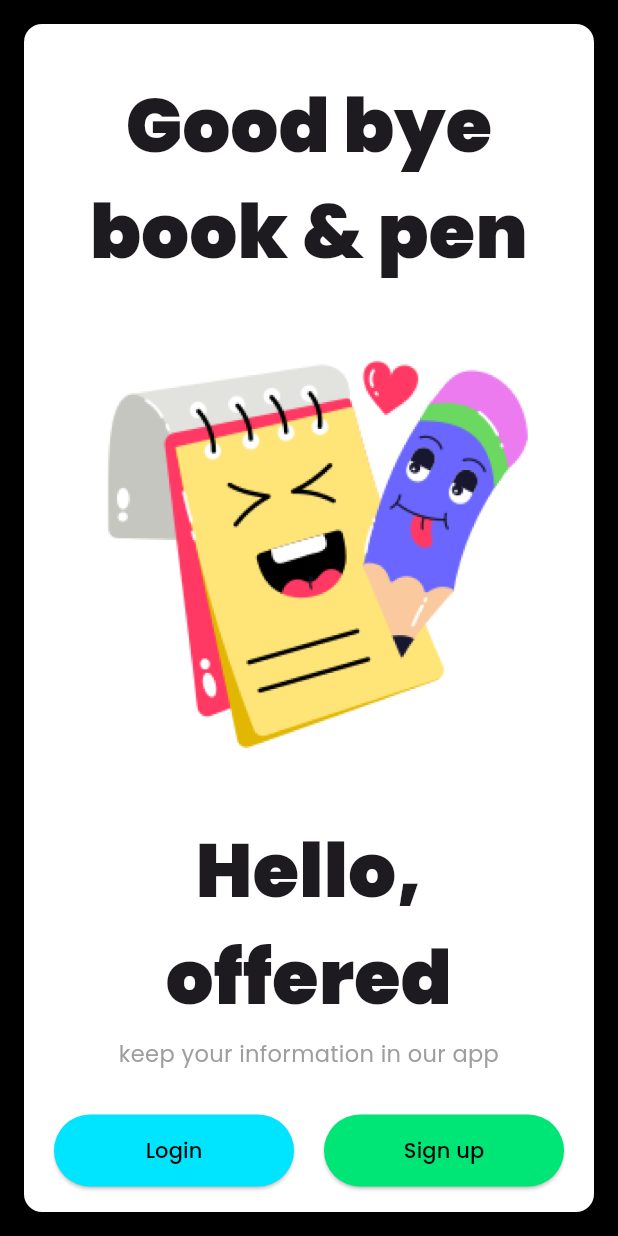
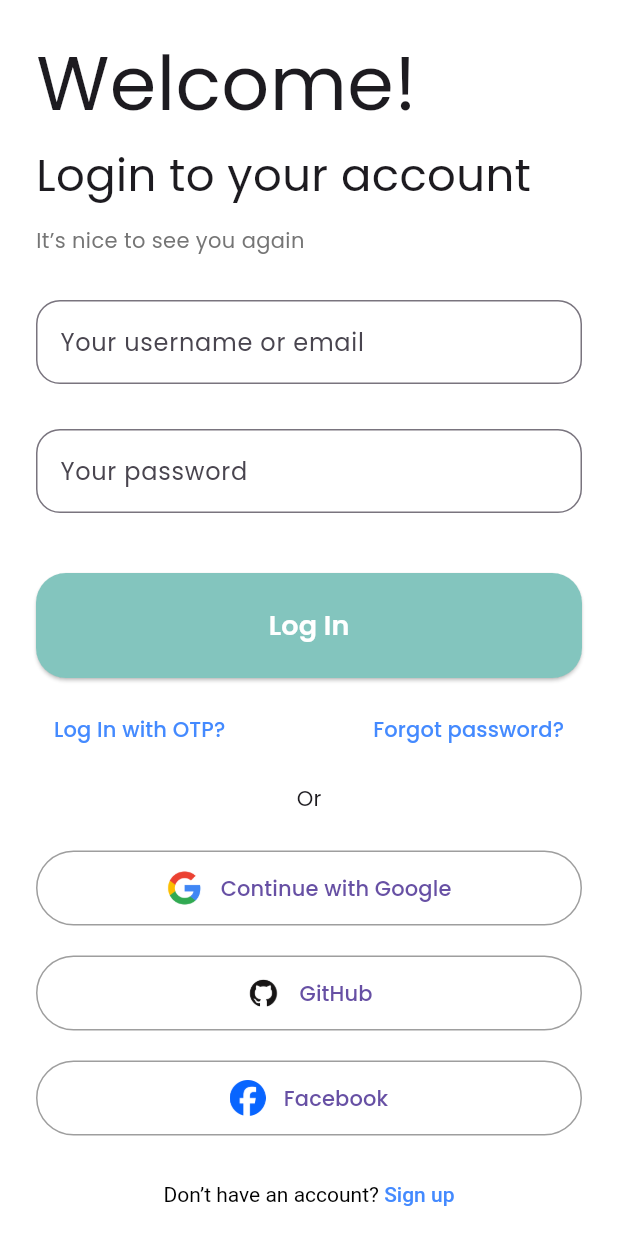
Before and after one commit to Balaji2327/Notes, a Flutter app: the screen it shows after launch, after a tap on "Login", on a phone screen of 412 x 824 dp. Run offline on Flutter 3.47's test engine with Material 3 defaults, Android fonts, the phone set to English and light mode, and no system bars.

Commit message:
Login and SignUp updated

```diff
--- a/lib/OnboardingScreen.dart
+++ b/lib/OnboardingScreen.dart
@@ -1,4 +1,6 @@
 import 'package:flutter/material.dart';
+import 'loginScreen.dart';
+import 'signUpScreen.dart';
 
 class OnboardingScreen extends StatelessWidget {
   const OnboardingScreen({super.key});
@@ -70,7 +72,14 @@ class OnboardingScreen extends StatelessWidget {
                             ),
                             padding: const EdgeInsets.symmetric(vertical: 14),
                           ),
-                          onPressed: () {},
+                          onPressed: () {
+                            Navigator.push(
+                              context,
+                              MaterialPageRoute(
+                                builder: (context) => const LoginScreen(),
+                              ),
+                            );
+                          },
                           child: const Text('Login'),
                         ),
                       ),
@@ -85,7 +94,14 @@ class OnboardingScreen extends StatelessWidget {
                             ),
                             padding: const EdgeInsets.symmetric(vertical: 14),
                           ),
-                          onPressed: () {},
+                          onPressed: () {
+                            Navigator.push(
+                              context,
+                              MaterialPageRoute(
+                                builder: (context) => const SignupScreen(),
+                              ),
+                            );
+                          },
                           child: const Text('Sign up'),
                         ),
                       ),
--- /dev/null
+++ b/lib/loginScreen.dart
@@ -0,0 +1,196 @@
+import 'package:flutter/material.dart';
+import 'package:flutter/gestures.dart';
+import 'signUpScreen.dart';
+
+class LoginScreen extends StatelessWidget {
+  const LoginScreen({super.key});
+
+  @override
+  Widget build(BuildContext context) {
+    return Scaffold(
+      backgroundColor: Colors.white,
+      body: SafeArea(
+        child: Padding(
+          padding: const EdgeInsets.symmetric(horizontal: 24.0),
+          child: Column(
+            crossAxisAlignment: CrossAxisAlignment.start,
+            children: [
+              const SizedBox(height: 20),
+              const Text(
+                'Welcome!',
+                style: TextStyle(fontSize: 50, fontWeight: FontWeight.normal),
+              ),
+              const SizedBox(height: 4),
+              const Text(
+                'Login to your account',
+                style: TextStyle(fontSize: 30, fontWeight: FontWeight.normal),
+              ),
+              const SizedBox(height: 12),
+              Text(
+                'It’s nice to see you again',
+                style: TextStyle(fontSize: 14, color: Colors.grey[600]),
+              ),
+              const SizedBox(height: 30),
+              TextField(
+                decoration: InputDecoration(
+                  hintText: 'Your username or email',
+                  border: OutlineInputBorder(
+                    borderRadius: BorderRadius.circular(16.0),
+                  ),
+                ),
+              ),
+              const SizedBox(height: 30),
+              TextField(
+                obscureText: true,
+                decoration: InputDecoration(
+                  hintText: 'Your password',
+                  border: OutlineInputBorder(
+                    borderRadius: BorderRadius.circular(16.0),
+                  ),
+                ),
+              ),
+              const SizedBox(height: 40),
+              SizedBox(
+                width: double.infinity,
+                height: 70,
+                child: ElevatedButton(
+                  style: ElevatedButton.styleFrom(
+                    backgroundColor: const Color(0xFF83C5BE),
+                    shape: RoundedRectangleBorder(
+                      borderRadius: BorderRadius.circular(20),
+                    ),
+                  ),
+                  onPressed: () {
+                    // Add login logic here
+                  },
+                  child: const Text(
+                    'Log In',
+                    style: TextStyle(
+                      fontSize: 18,
+                      fontWeight: FontWeight.w600,
+                      color: Colors.white,
+                    ),
+                  ),
+                ),
+              ),
+              const SizedBox(height: 10),
+              Row(
+                mainAxisAlignment: MainAxisAlignment.spaceBetween,
+                children: [
+                  TextButton(
+                    onPressed: () {
+                      // OTP logic
+                    },
+                    child: const Text(
+                      'Log In with OTP?',
+                      style: TextStyle(color: Colors.blueAccent),
+                    ),
+                  ),
+                  TextButton(
+                    onPressed: () {
+                      // Forgot password logic
+                    },
+                    child: const Text(
+                      'Forgot password?',
+                      style: TextStyle(color: Colors.blueAccent),
+                    ),
+                  ),
+                ],
+              ),
+              const SizedBox(height: 12),
+              const Center(child: Text('Or')),
+              const SizedBox(height: 25),
+
+              // 🔵 Social Buttons
+              const SocialLoginButton(
+                imagePath: 'assets/images/google.png',
+                text: 'Continue with Google',
+              ),
+              const SizedBox(height: 20),
+              const SocialLoginButton(
+                imagePath: 'assets/images/github.png',
+                text: 'GitHub',
+              ),
+              const SizedBox(height: 20),
+              const SocialLoginButton(
+                imagePath: 'assets/images/facebook.png',
+                text: 'Facebook',
+              ),
+
+              const Spacer(),
+
+              // 🔵 Sign up redirect
+              Center(
+                child: RichText(
+                  text: TextSpan(
+                    text: "Don’t have an account? ",
+                    style: const TextStyle(color: Colors.black),
+                    children: [
+                      TextSpan(
+                        text: "Sign up",
+                        style: const TextStyle(
+                          color: Colors.blueAccent,
+                          fontWeight: FontWeight.w500,
+                        ),
+                        recognizer:
+                            TapGestureRecognizer()
+                              ..onTap = () {
+                                Navigator.push(
+                                  context,
+                                  MaterialPageRoute(
+                                    builder: (context) => const SignupScreen(),
+                                  ),
+                                );
+                              },
+                      ),
+                    ],
+                  ),
+                ),
+              ),
+              const SizedBox(height: 20),
+            ],
+          ),
+        ),
+      ),
+    );
+  }
+}
+
+// 🔵 Social Login Button Widget
+class SocialLoginButton extends StatelessWidget {
+  final String imagePath;
+  final String text;
+
+  const SocialLoginButton({
+    Key? key,
+    required this.imagePath,
+    required this.text,
+  }) : super(key: key);
+
+  @override
+  Widget build(BuildContext context) {
+    return SizedBox(
+      width: double.infinity,
+      height: 50,
+      child: OutlinedButton(
+        onPressed: () {
+          // Add social login logic here
+        },
+        style: OutlinedButton.styleFrom(
+          shape: RoundedRectangleBorder(
+            borderRadius: BorderRadius.circular(30),
+          ),
+          side: const BorderSide(color: Colors.grey),
+        ),
+        child: Row(
+          mainAxisAlignment: MainAxisAlignment.center,
+          children: [
+            Image.asset(imagePath, height: 24, width: 24),
+            const SizedBox(width: 12),
+            Text(text),
+          ],
+        ),
+      ),
+    );
+  }
+}
--- a/lib/main.dart
+++ b/lib/main.dart
@@ -1,5 +1,6 @@
 import 'package:flutter/material.dart';
 import 'OnboardingScreen.dart';
+import 'loginScreen.dart';
 
 void main() {
   runApp(const MainApp());
--- a/pubspec.yaml
+++ b/pubspec.yaml
@@ -40,3 +40,6 @@ flutter:
 
   assets:
     - assets/images/front.png
+    - assets/images/google.png
+    - assets/images/github.png
+    - assets/images/facebook.png
```
Also changed, not shown: lib/signUpScreen.dart (added, +211 -0 lines), assets/images/facebook.png (added), assets/images/github.png (added), assets/images/google.png (added).
